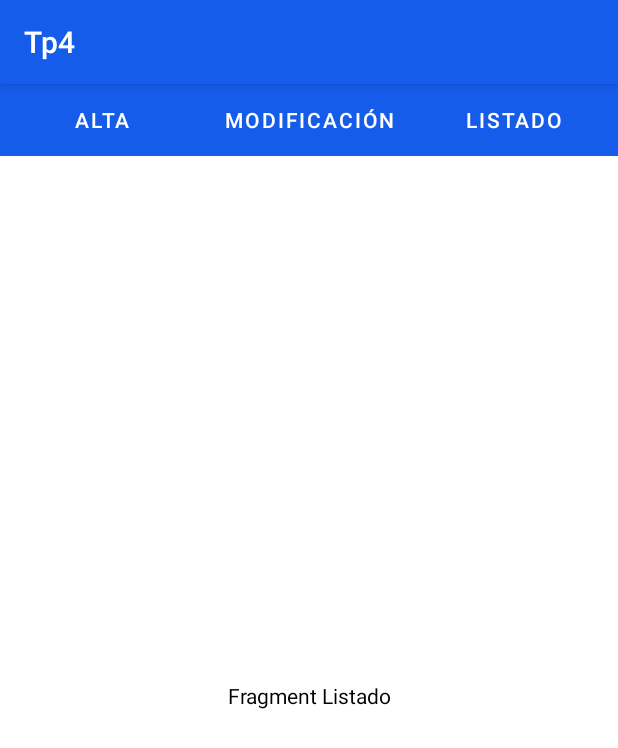
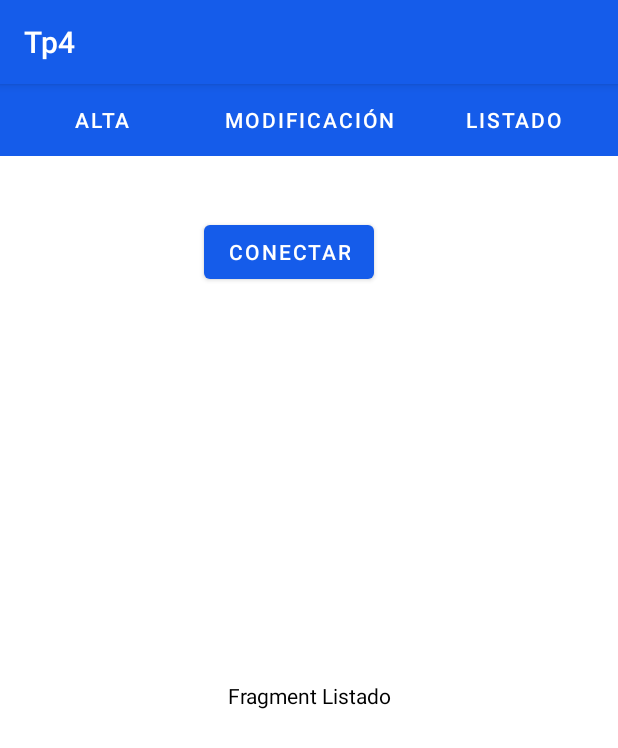
Before and after one commit to Mateodebenedictis/Tp4_ProgramacionAvanzada, an Android app: the screen it shows after launch (MainActivity), tab 3 chosen, on a phone screen of 412 x 824 dp. Shown: the top 748 px of the screen. Run offline under Robolectric (Android 15) with nearby library versions, the phone set to English and light mode, and no system bars.

```diff
--- a/Tp4/app/build.gradle
+++ b/Tp4/app/build.gradle
@@ -36,4 +36,5 @@ dependencies {
     testImplementation 'junit:junit:4.+'
     androidTestImplementation 'androidx.test.ext:junit:1.1.3'
     androidTestImplementation 'androidx.test.espresso:espresso-core:3.4.0'
+    implementation group:'mysql',name:'mysql-connector-java',version:'5.1.47'
 }
--- a/Tp4/app/src/main/AndroidManifest.xml
+++ b/Tp4/app/src/main/AndroidManifest.xml
@@ -2,6 +2,8 @@
 <manifest xmlns:android="http://schemas.android.com/apk/res/android"
     package="com.example.tp4">
 
+    <uses-permission android:name="android.permission.INTERNET"></uses-permission>
+    <uses-permission android:name="android.permission.ACCESS_NETWORK_STATE"></uses-permission>
     <application
         android:allowBackup="true"
         android:icon="@mipmap/ic_launcher"
--- a/Tp4/app/src/main/java/com/example/tp4/FragmentAlta.java
+++ b/Tp4/app/src/main/java/com/example/tp4/FragmentAlta.java
@@ -1,5 +1,6 @@
 package com.example.tp4;
 
+import android.os.AsyncTask;
 import android.os.Bundle;
 
 import androidx.fragment.app.Fragment;
@@ -7,6 +8,13 @@ import androidx.fragment.app.Fragment;
 import android.view.LayoutInflater;
 import android.view.View;
 import android.view.ViewGroup;
+import android.widget.EditText;
+import android.widget.Toast;
+
+import java.sql.Connection;
+import java.sql.DriverManager;
+import java.sql.PreparedStatement;
+import java.sql.ResultSet;
 
 /**
  * A simple {@link Fragment} subclass.
@@ -23,6 +31,7 @@ public class FragmentAlta extends Fragment {
     // TODO: Rename and change types of parameters
     private String mParam1;
     private String mParam2;
+    private EditText etProducto,etStock;
 
     public FragmentAlta() {
         // Required empty public constructor
@@ -57,8 +66,10 @@ public class FragmentAlta extends Fragment {
                              Bundle savedInstanceState) {
         View view = inflater.inflate(R.layout.fragment_alta, container, false);
 
-
+        etProducto=view.findViewById(R.id.etNombreProductoFragmentAlta);
+        etStock=view.findViewById(R.id.etStockFragmentAlta);
 
         return view;
     }
+
 }
--- a/Tp4/app/src/main/java/com/example/tp4/Objetos/Categoria.java
+++ b/Tp4/app/src/main/java/com/example/tp4/Objetos/Categoria.java
@@ -1,6 +1,6 @@
 package com.example.tp4.Objetos;
 
-class Categoria {
+public class Categoria {
 
     private String Nombre;
     private int Id;
--- a/Tp4/app/src/main/java/com/example/tp4/Objetos/Producto.java
+++ b/Tp4/app/src/main/java/com/example/tp4/Objetos/Producto.java
@@ -1,6 +1,6 @@
 package com.example.tp4.Objetos;
 
-class Producto {
+public class Producto {
 
     private String Nombre;
     private int Stock;
--- a/Tp4/app/src/main/res/layout/fragment_listado.xml
+++ b/Tp4/app/src/main/res/layout/fragment_listado.xml
@@ -12,5 +12,21 @@
         android:gravity="center"
         android:text="Fragment Listado"
         android:textColor="@color/black"/>
+    <Button
+        android:id="@+id/btnConectar"
+        android:layout_width="wrap_content"
+        android:layout_height="wrap_content"
+        android:layout_marginStart="136dp"
+        android:layout_marginLeft="136dp"
+        android:layout_marginTop="40dp"
+        android:text="Conectar"
+      />
 
+    <ListView
+        android:id="@+id/lvArticulos"
+        android:layout_width="match_parent"
+        android:layout_height="match_parent"
+        android:layout_marginStart="32dp"
+        android:layout_marginLeft="32dp"
+        android:layout_marginTop="132dp" />
 </FrameLayout>
```
Also changed, not shown: Tp4/app/src/main/java/com/example/tp4/Adapter/ProductosAdapter.java (added, +41 -0 lines), Tp4/app/src/main/java/com/example/tp4/Conexion/Conexion.java (added, +15 -0 lines), Tp4/app/src/main/java/com/example/tp4/Conexion/ListadoArticulos.java (added, +68 -0 lines), Tp4/app/src/main/java/com/example/tp4/FragmentListado.java (+41 -1 lines), Tp4/app/src/main/res/layout/list_template.xml (added, +36 -0 lines).
